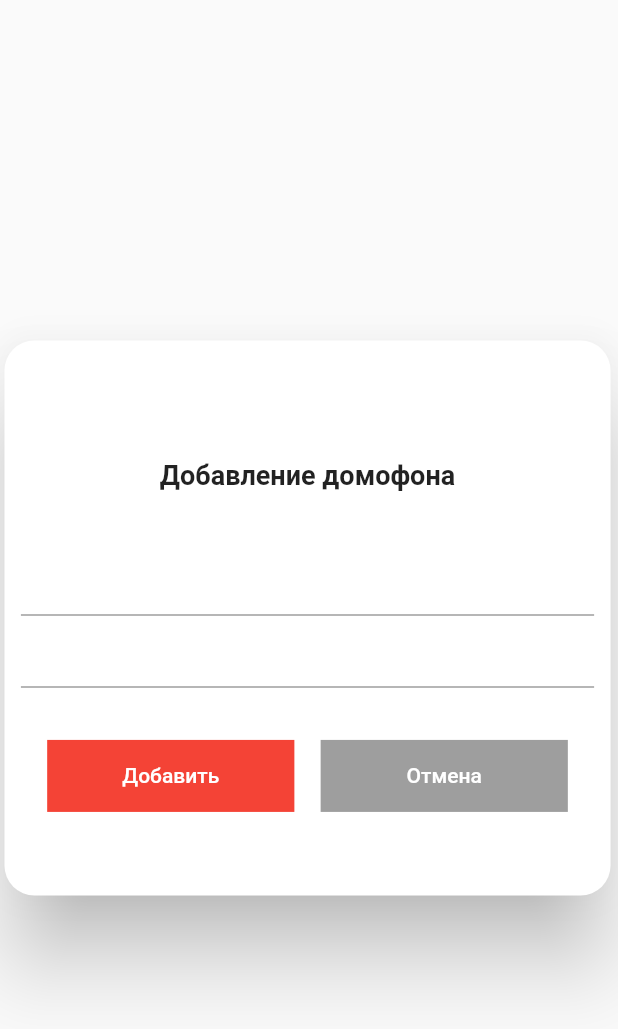
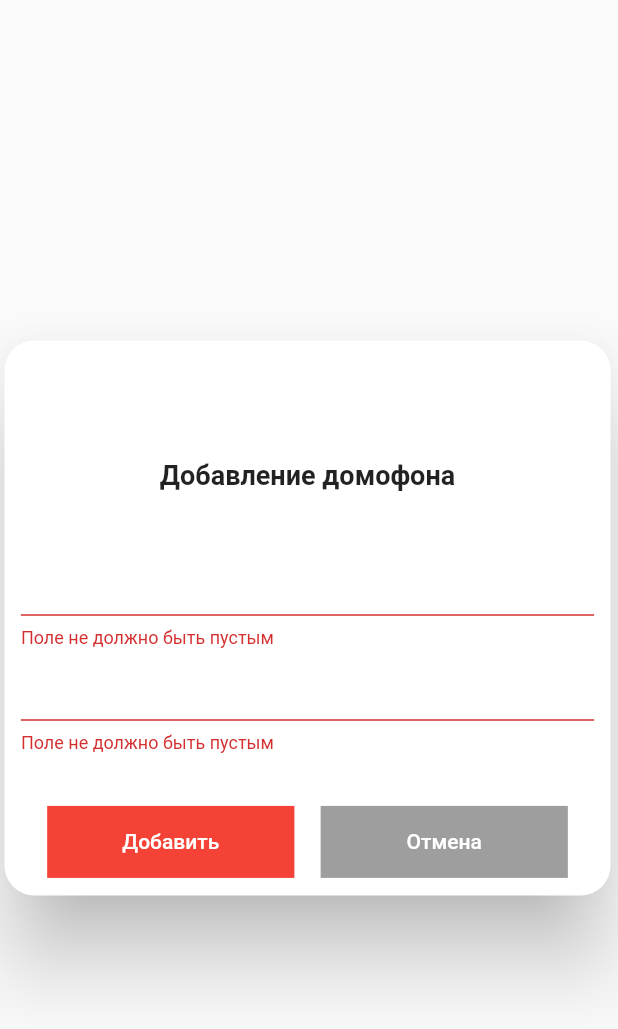
Before and after one commit to Skoyt100/rent_application, a Flutter app: the AddHomePhoneForm widget shown alone on an empty page, opened directly, after a tap on "Добавить", on a phone screen of 412 x 824 dp. Shown: the top 1029 px of the screen. Run offline on Flutter 3.47's test engine with Material 2 defaults, Android fonts, the phone set to English and light mode, and no system bars; our stand-ins replace beamer, cloud_firestore, device_info_plus, firebase_auth, firebase_core, firebase_messaging and 4 more; missing offline and left inert: cloud_firestore_web, device_info_plus_web, firebase_auth_web, firebase_core_web, firebase_messaging_web, shared_preferences_web; accounts and stored records are empty.

Commit message:
немного исправлений

```diff
--- a/lib/helpers/repository/firebase_auth.dart
+++ b/lib/helpers/repository/firebase_auth.dart
@@ -1,13 +1,11 @@
 import 'dart:convert';
 import 'dart:math';
-
 import 'package:cloud_firestore/cloud_firestore.dart';
 import 'package:crypto/crypto.dart';
 import 'package:firebase_auth/firebase_auth.dart';
 import 'package:firebase_core/firebase_core.dart';
 import 'package:flutter/cupertino.dart';
 import 'package:flutter/material.dart';
-
 import 'package:rent_application/helpers/message_exception.dart';
 import 'package:rent_application/helpers/repository/constant_firebase.dart';
 import 'package:rent_application/screen/TabNavigator.dart';
--- a/lib/models/ProfileModel.dart
+++ b/lib/models/ProfileModel.dart
@@ -1,4 +1,5 @@
 import 'package:cloud_firestore/cloud_firestore.dart';
+import 'package:flutter/material.dart';
 
 class ProfileModel {
   String uid;
@@ -9,8 +10,8 @@ class ProfileModel {
     required this.name,
   });
 
-  factory ProfileModel.fromJson(Map json) => ProfileModel(
-        uid: json['uid'] ?? null,
-        name: json['name'] ?? null,
+  factory ProfileModel.fromJson(Map jcon) => ProfileModel(
+        uid: jcon['uid'] ?? Icons.signal_cellular_null,
+        name: jcon['name'] ?? null,
       );
 }
--- a/lib/screen/notes/AddHomePhoneForm.dart
+++ b/lib/screen/notes/AddHomePhoneForm.dart
@@ -1,4 +1,5 @@
 import 'package:flutter/material.dart';
+import 'package:rent_application/helpers/repository/firestore_service.dart';
 import 'package:rent_application/helpers/size_config.dart';
 
 class AddHomePhoneForm extends StatefulWidget {
@@ -15,6 +16,25 @@ class _AddHomePhoneFormState extends State<AddHomePhoneForm> {
   }
 
   @override
+  final GlobalKey<ScaffoldState> scaffoldKey = GlobalKey<ScaffoldState>();
+  final GlobalKey<FormState> formKey = GlobalKey<FormState>();
+  final GlobalKey<FormState> formKeyRegister = GlobalKey<FormState>();
+  Key _k1 = new GlobalKey();
+  Key _k2 = new GlobalKey();
+
+  String _address = '';
+  String _code = '';
+
+  void _validateHomePhoneData() async {
+    final FormState? form = formKey.currentState;
+    if (formKey.currentState!.validate()) {
+      form!.save();
+      FirestoreService.addHomePhone(_address, _code);
+    } else if (!formKey.currentState!.validate()) {
+      //CustomSnackBar(context, Text('Заполните поле'), Colors.red);
+    }
+  }
+
   Widget build(BuildContext context) {
     return Dialog(
       shape: RoundedRectangleBorder(
@@ -46,8 +66,42 @@ class _AddHomePhoneFormState extends State<AddHomePhoneForm> {
                 SizedBox(
                   height: 35.0.toAdaptive(context),
                 ),
-                TextFormField(),
-                TextFormField(),
+                Form(
+                    key: formKey,
+                    child: Column(
+                      children: [
+                        TextFormField(
+                          key: _k1,
+                          validator: (value) {
+                            if (value == null || value.isEmpty) {
+                              return 'Поле не должно быть пустым';
+                            } else {
+                              return null;
+                            }
+                          },
+                          onSaved: (input) {
+                            setState(() {
+                              _address = input!;
+                            });
+                          },
+                        ),
+                        TextFormField(
+                          key: _k2,
+                          validator: (value) {
+                            if (value == null || value.isEmpty) {
+                              return 'Поле не должно быть пустым';
+                            } else {
+                              return null;
+                            }
+                          },
+                          onSaved: (input) {
+                            setState(() {
+                              _code = input!;
+                            });
+                          },
+                        ),
+                      ],
+                    )),
                 SizedBox(
                   height: 35.0.toAdaptive(context),
                 ),
@@ -58,7 +112,9 @@ class _AddHomePhoneFormState extends State<AddHomePhoneForm> {
                       color: Colors.red,
                       width: MediaQuery.of(context).size.width / 2.5,
                       child: TextButton(
-                        onPressed: () {},
+                        onPressed: () {
+                          _validateHomePhoneData();
+                        },
                         child: const Text('Добавить',
                             style: TextStyle(color: Colors.white)),
                       ),
```
Also changed, not shown: lib/helpers/repository/firestore_service.dart (+11 -3 lines), lib/models/HomePhoneModel.dart (added, +16 -0 lines), lib/screen/notes/NoteHomePhoneDatailScreen.dart (+7 -1 lines).
